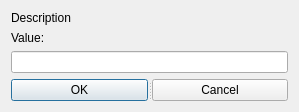
Above: DICOM-Viewer/DICOM-Viewer/EditDialogSimple.ui from GavriloviciEduard/DICOM-Extractor-Viewer before the change. Below: the same form after it.
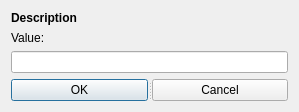
That is the form after the change.

```diff
--- a/DICOM-Viewer/DICOM-Viewer/EditDialogSimple.ui
+++ b/DICOM-Viewer/DICOM-Viewer/EditDialogSimple.ui
@@ -16,6 +16,12 @@
   <layout class="QVBoxLayout" name="verticalLayout">
    <item>
     <widget class="QLabel" name="DescriptionLabel">
+     <property name="font">
+      <font>
+       <weight>75</weight>
+       <bold>true</bold>
+      </font>
+     </property>
      <property name="text">
       <string>Description</string>
      </property>
```
